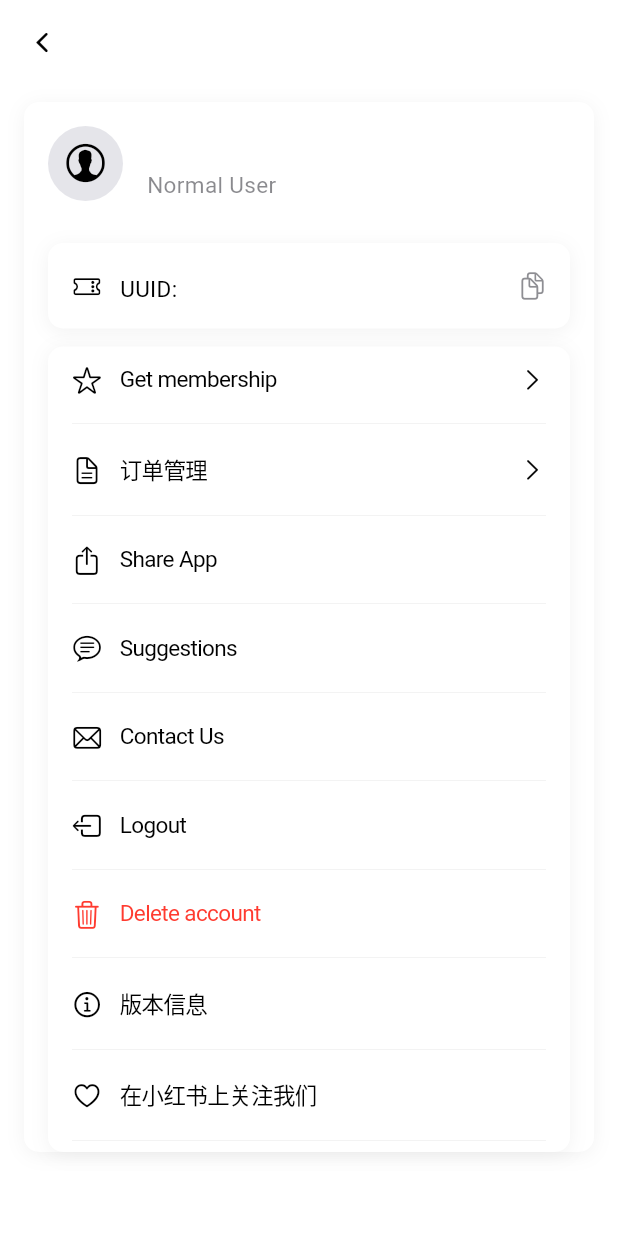
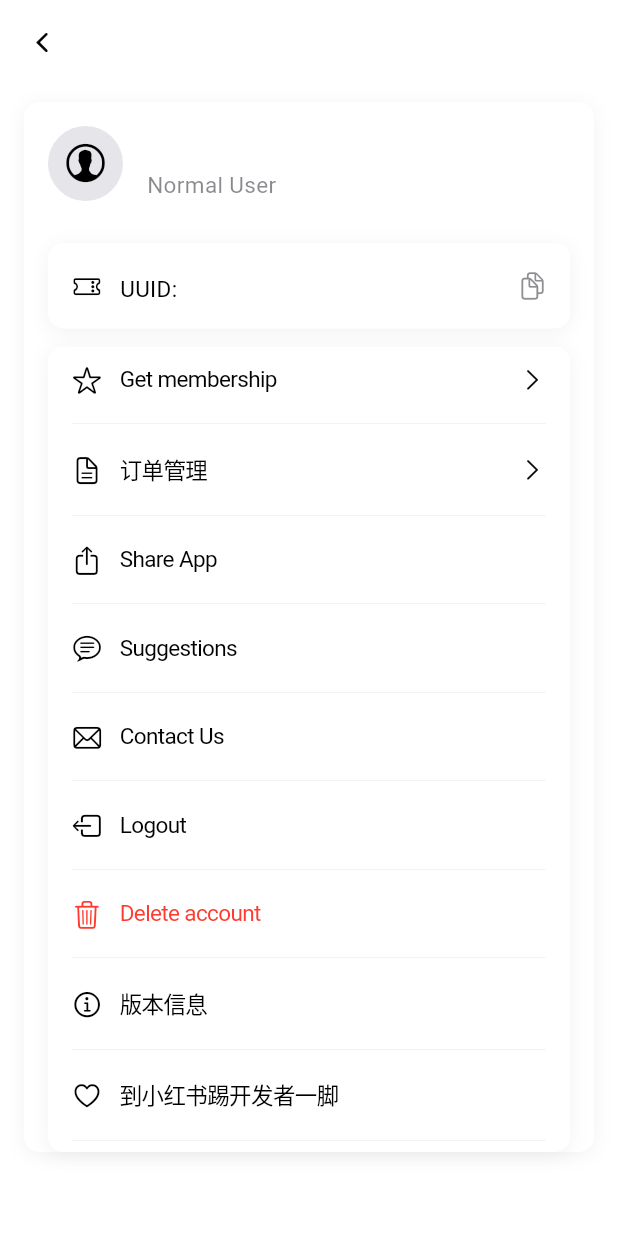
Before and after one commit to Howard0o0/aReminder, a Flutter app: the ProfileScreen screen opened directly, on a phone screen of 412 x 824 dp. Run offline on Flutter 3.47's test engine with Material 3 defaults, Android fonts, the phone set to English and light mode, and no system bars; our stand-ins replace awesome_notifications, device_info_plus, dio, fluttertoast, package_info_plus, permission_handler and 3 more; missing offline and left inert: app_settings, flutter_foreground_task, install_plugin, workmanager; accounts and stored records are empty; generated files the repository leaves out were written again; network calls fail.

```diff
--- a/lib/screens/profile_screen.dart
+++ b/lib/screens/profile_screen.dart
@@ -852,7 +852,7 @@ class _ProfileScreenState extends State<ProfileScreen>
                                       ),
                                       const SizedBox(width: 12),
                                       const Text(
-                                        '在小红书上关注我们',
+                                        '到小红书踢开发者一脚',
                                         style: TextStyle(
                                           fontSize: 15,
                                           color: CupertinoColors.black,
--- a/pubspec.yaml
+++ b/pubspec.yaml
@@ -16,7 +16,7 @@ publish_to: 'none' # Remove this line if you wish to publish to pub.dev
 # https://developer.apple.com/library/archive/documentation/General/Reference/InfoPlistKeyReference/Articles/CoreFoundationKeys.html
 # In Windows, build-name is used as the major, minor, and patch parts
 # of the product and file versions while build-number is used as the build suffix.
-version: 1.4.2+1
+version: 1.4.3+1
 
 environment:
   sdk: ^3.5.3
```
Also changed, not shown: lib/services/database_service.dart (+8 -1 lines).
